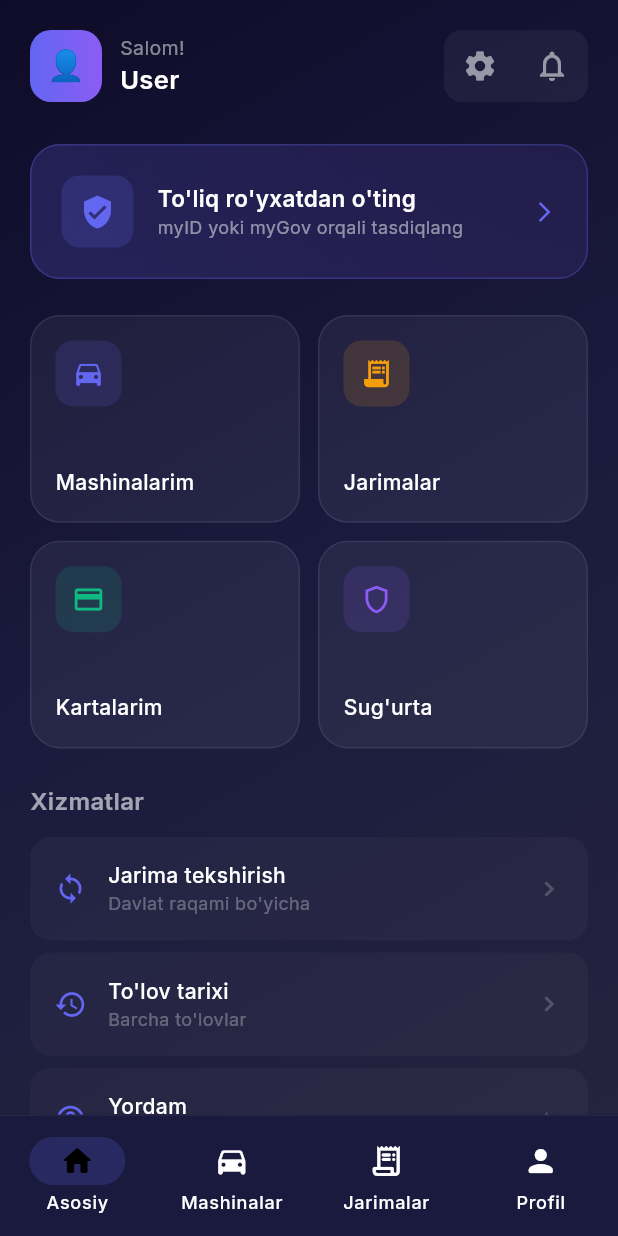
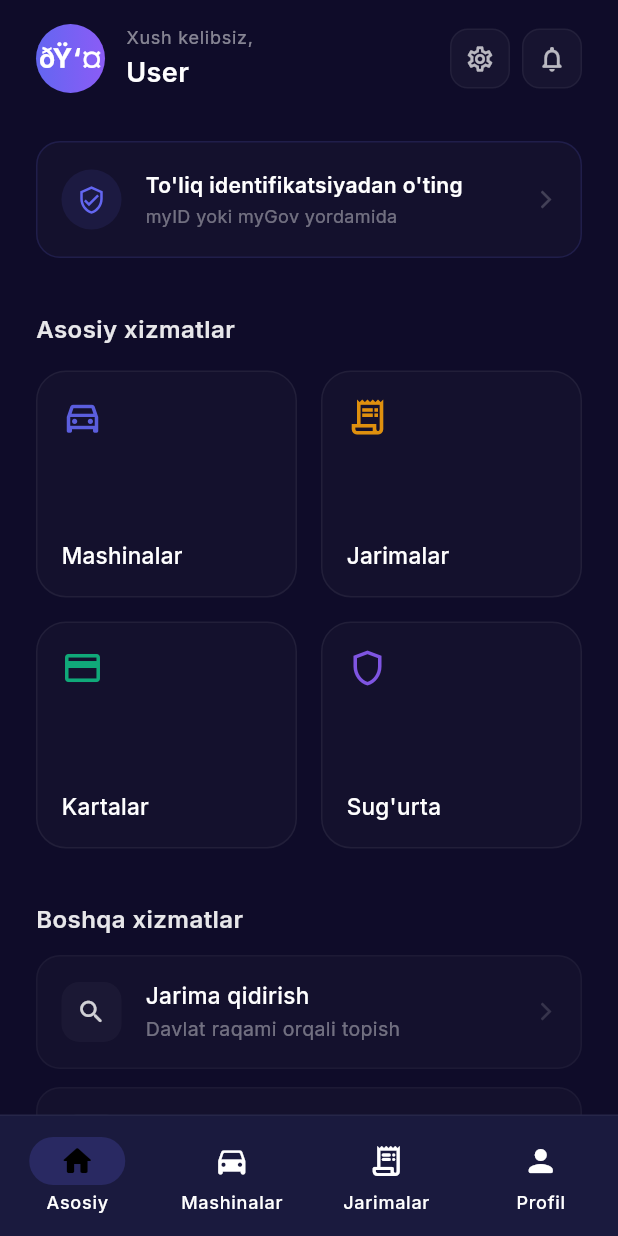
Before and after one commit to Jasurbek414/DriveON, a Flutter app: the HomeScreen screen opened by its route, on a phone screen of 412 x 824 dp. Run offline on Flutter 3.47's test engine with Material 3 defaults, Android fonts, the phone set to English and light mode, and no system bars; our stand-ins replace go_router, google_fonts, shared_preferences; accounts and stored records are empty; network calls fail.

Commit message:
Redesign HomeScreen for modern minimalist aesthetics

```diff
--- a/mobile/lib/screens/home_screen.dart
+++ b/mobile/lib/screens/home_screen.dart
@@ -31,71 +31,84 @@ class _HomeScreenState extends State<HomeScreen> {
     final user = auth.user;
 
     return Scaffold(
-      body: Container(
-        decoration: const BoxDecoration(gradient: AppColors.backgroundGradient),
-        child: SafeArea(
-          child: ListView(padding: const EdgeInsets.all(20), children: [
+      backgroundColor: AppColors.background,
+      body: SafeArea(
+        child: ListView(padding: const EdgeInsets.symmetric(horizontal: 24, vertical: 16), children: [
           // Header
           Row(children: [
-              Container(width: 48, height: 48, decoration: BoxDecoration(gradient: AppColors.primaryGradient, borderRadius: BorderRadius.circular(14)),
-                child: Center(child: Text(user?['fullName']?.substring(0, 1) ?? '👤', style: const TextStyle(color: Colors.white, fontSize: 20, fontWeight: FontWeight.bold)))),
-              const SizedBox(width: 12),
+            Container(width: 46, height: 46, decoration: const BoxDecoration(shape: BoxShape.circle, gradient: AppColors.primaryGradient),
+              child: Center(child: Text(user?['fullName']?.substring(0, 1) ?? 'ðŸ‘¤', style: const TextStyle(color: Colors.white, fontSize: 18, fontWeight: FontWeight.bold)))),
+            const SizedBox(width: 14),
             Expanded(child: Column(crossAxisAlignment: CrossAxisAlignment.start, children: [
-                Text('Salom!', style: TextStyle(color: Colors.white.withOpacity(0.5), fontSize: 13)),
-                Text(user?['fullName'] ?? user?['phoneNumber'] ?? 'User', style: const TextStyle(color: Colors.white, fontSize: 17, fontWeight: FontWeight.w600)),
+              Text('Xush kelibsiz,', style: TextStyle(color: Colors.white.withOpacity(0.5), fontSize: 12, letterSpacing: 0.5)),
+              const SizedBox(height: 2),
+              Text(user?['fullName'] ?? user?['phoneNumber'] ?? 'User', style: const TextStyle(color: Colors.white, fontSize: 18, fontWeight: FontWeight.w600, letterSpacing: 0.3)),
             ])),
-              Container(
-                decoration: BoxDecoration(color: Colors.white.withOpacity(0.05), borderRadius: BorderRadius.circular(12)),
-                child: Row(
+            Row(
               children: [
-                    IconButton(icon: const Icon(Icons.settings, color: Colors.white54), onPressed: () => context.go('/settings')),
-                    IconButton(icon: const Icon(Icons.notifications_none, color: Colors.white54), onPressed: () {}),
+                _iconBtn(Icons.settings_outlined, () => context.go('/settings')),
+                const SizedBox(width: 8),
+                _iconBtn(Icons.notifications_none_rounded, () {}),
               ],
             ),
-              ),
           ]),
-            const SizedBox(height: 28),
+          const SizedBox(height: 32),
 
-            // myID Banner
+          // myID Banner (Sleek)
           Container(
-              padding: const EdgeInsets.all(20),
+            padding: const EdgeInsets.symmetric(horizontal: 16, vertical: 18),
             decoration: BoxDecoration(
-                gradient: LinearGradient(colors: [AppColors.primary.withOpacity(0.2), AppColors.secondary.withOpacity(0.1)]),
-                borderRadius: BorderRadius.circular(20), border: Border.all(color: AppColors.primary.withOpacity(0.3)),
+              color: Colors.white.withOpacity(0.02),
+              borderRadius: BorderRadius.circular(16),
+              border: Border.all(color: AppColors.primary.withOpacity(0.15)),
             ),
             child: Row(children: [
-                Container(width: 48, height: 48, decoration: BoxDecoration(color: AppColors.primary.withOpacity(0.2), borderRadius: BorderRadius.circular(12)),
-                  child: const Icon(Icons.verified_user, color: AppColors.primary)),
+              Container(padding: const EdgeInsets.all(10), decoration: BoxDecoration(color: AppColors.primary.withOpacity(0.1), shape: BoxShape.circle),
+                child: const Icon(Icons.verified_user_outlined, color: AppColors.primary, size: 20)),
               const SizedBox(width: 16),
               Expanded(child: Column(crossAxisAlignment: CrossAxisAlignment.start, children: [
-                  const Text("To'liq ro'yxatdan o'ting", style: TextStyle(color: Colors.white, fontSize: 15, fontWeight: FontWeight.w600)),
-                  Text('myID yoki myGov orqali tasdiqlang', style: TextStyle(color: Colors.white.withOpacity(0.5), fontSize: 12)),
+                const Text("To'liq identifikatsiyadan o'ting", style: TextStyle(color: Colors.white, fontSize: 14, fontWeight: FontWeight.w600)),
+                const SizedBox(height: 2),
+                Text('myID yoki myGov yordamida', style: TextStyle(color: Colors.white.withOpacity(0.4), fontSize: 12)),
               ])),
-                const Icon(Icons.arrow_forward_ios, color: AppColors.primary, size: 16),
+              Icon(Icons.arrow_forward_ios, color: Colors.white.withOpacity(0.2), size: 14),
             ]),
           ),
-            const SizedBox(height: 24),
+          const SizedBox(height: 36),
 
           // Quick Menu
-            GridView.count(crossAxisCount: 2, crossAxisSpacing: 12, mainAxisSpacing: 12, shrinkWrap: true,
-              physics: const NeverScrollableScrollPhysics(), childAspectRatio: 1.3,
+          Text("Asosiy xizmatlar", style: TextStyle(color: Colors.white.withOpacity(0.9), fontSize: 16, fontWeight: FontWeight.w600, letterSpacing: 0.3)),
+          const SizedBox(height: 16),
+          GridView.count(crossAxisCount: 2, crossAxisSpacing: 16, mainAxisSpacing: 16, shrinkWrap: true,
+            physics: const NeverScrollableScrollPhysics(), childAspectRatio: 1.15,
             children: [
-                _menuCard(Icons.directions_car, 'Mashinalarim', AppColors.primary, () => context.go('/vehicles')),
-                _menuCard(Icons.receipt_long, 'Jarimalar', AppColors.warning, () => context.go('/fines'), badge: _finesCount > 0 ? '$_finesCount' : null),
-                _menuCard(Icons.credit_card, 'Kartalarim', AppColors.success, () => context.go('/cards')),
+              _menuCard(Icons.directions_car_outlined, 'Mashinalar', AppColors.primary, () => context.go('/vehicles')),
+              _menuCard(Icons.receipt_long_outlined, 'Jarimalar', AppColors.warning, () => context.go('/fines'), badge: _finesCount > 0 ? '$_finesCount' : null),
+              _menuCard(Icons.credit_card_outlined, 'Kartalar', AppColors.success, () => context.go('/cards')),
               _menuCard(Icons.shield_outlined, "Sug'urta", AppColors.secondary, () {}),
             ],
           ),
-            const SizedBox(height: 24),
+          const SizedBox(height: 36),
 
           // Info section
-            Text("Xizmatlar", style: TextStyle(color: Colors.white.withOpacity(0.6), fontSize: 16, fontWeight: FontWeight.w600)),
+          Text("Boshqa xizmatlar", style: TextStyle(color: Colors.white.withOpacity(0.9), fontSize: 16, fontWeight: FontWeight.w600, letterSpacing: 0.3)),
           const SizedBox(height: 12),
-            _serviceRow(Icons.sync, "Jarima tekshirish", "Davlat raqami bo'yicha", () {}),
-            _serviceRow(Icons.history, "To'lov tarixi", "Barcha to'lovlar", () {}),
-            _serviceRow(Icons.help_outline, "Yordam", "Ko'p so'raladigan savollar", () {}),
+          _serviceRow(Icons.search_rounded, "Jarima qidirish", "Davlat raqami orqali topish", () {}),
+          _serviceRow(Icons.history_rounded, "To'lovlar tarixi", "Barcha amaliyotlar", () {}),
+          _serviceRow(Icons.headset_mic_outlined, "Qo'llab-quvvatlash", "Yordam va savollar", () {}),
         ]),
       ),
+    );
+  }
+
+  Widget _iconBtn(IconData icon, VoidCallback onTap) {
+    return InkWell(
+      onTap: onTap,
+      borderRadius: BorderRadius.circular(12),
+      child: Container(
+        width: 40, height: 40,
+        decoration: BoxDecoration(color: Colors.white.withOpacity(0.03), borderRadius: BorderRadius.circular(12), border: Border.all(color: Colors.white.withOpacity(0.05))),
+        child: Icon(icon, color: Colors.white.withOpacity(0.7), size: 20),
       ),
     );
   }
@@ -103,31 +116,33 @@ class _HomeScreenState extends State<HomeScreen> {
   Widget _menuCard(IconData icon, String label, Color color, VoidCallback onTap, {String? badge}) {
     return GestureDetector(onTap: onTap, child: Container(
       padding: const EdgeInsets.all(16),
-      decoration: BoxDecoration(color: Colors.white.withOpacity(0.05), borderRadius: BorderRadius.circular(20), border: Border.all(color: Colors.white.withOpacity(0.08))),
+      decoration: BoxDecoration(color: Colors.white.withOpacity(0.02), borderRadius: BorderRadius.circular(20), border: Border.all(color: Colors.white.withOpacity(0.06))),
       child: Column(crossAxisAlignment: CrossAxisAlignment.start, mainAxisAlignment: MainAxisAlignment.spaceBetween, children: [
-        Row(mainAxisAlignment: MainAxisAlignment.spaceBetween, children: [
-          Container(width: 44, height: 44, decoration: BoxDecoration(color: color.withOpacity(0.15), borderRadius: BorderRadius.circular(12)),
-            child: Icon(icon, color: color, size: 22)),
-          if (badge != null) Container(padding: const EdgeInsets.symmetric(horizontal: 8, vertical: 3),
-            decoration: BoxDecoration(color: AppColors.error, borderRadius: BorderRadius.circular(10)),
+        Row(mainAxisAlignment: MainAxisAlignment.spaceBetween, crossAxisAlignment: CrossAxisAlignment.start, children: [
+          Icon(icon, color: color.withOpacity(0.9), size: 28),
+          if (badge != null) Container(padding: const EdgeInsets.symmetric(horizontal: 8, vertical: 4),
+            decoration: BoxDecoration(color: AppColors.error, borderRadius: BorderRadius.circular(12)),
             child: Text(badge, style: const TextStyle(color: Colors.white, fontSize: 11, fontWeight: FontWeight.bold))),
         ]),
-        Text(label, style: const TextStyle(color: Colors.white, fontSize: 14, fontWeight: FontWeight.w500)),
+        Text(label, style: const TextStyle(color: Colors.white, fontSize: 15, fontWeight: FontWeight.w500, letterSpacing: 0.2)),
       ]),
     ));
   }
 
   Widget _serviceRow(IconData icon, String title, String sub, VoidCallback onTap) {
-    return GestureDetector(onTap: onTap, child: Container(
-      margin: const EdgeInsets.only(bottom: 8), padding: const EdgeInsets.all(16),
-      decoration: BoxDecoration(color: Colors.white.withOpacity(0.03), borderRadius: BorderRadius.circular(14)),
+    return InkWell(onTap: onTap, borderRadius: BorderRadius.circular(16), child: Container(
+      margin: const EdgeInsets.only(bottom: 12), padding: const EdgeInsets.all(16),
+      decoration: BoxDecoration(color: Colors.white.withOpacity(0.02), borderRadius: BorderRadius.circular(16), border: Border.all(color: Colors.white.withOpacity(0.04))),
       child: Row(children: [
-        Icon(icon, color: AppColors.primary, size: 22), const SizedBox(width: 14),
+        Container(padding: const EdgeInsets.all(10), decoration: BoxDecoration(color: Colors.white.withOpacity(0.03), borderRadius: BorderRadius.circular(12)),
+          child: Icon(icon, color: Colors.white.withOpacity(0.8), size: 20)),
+        const SizedBox(width: 16),
         Expanded(child: Column(crossAxisAlignment: CrossAxisAlignment.start, children: [
-          Text(title, style: const TextStyle(color: Colors.white, fontSize: 14, fontWeight: FontWeight.w500)),
-          Text(sub, style: TextStyle(color: Colors.white.withOpacity(0.3), fontSize: 12)),
+          Text(title, style: const TextStyle(color: Colors.white, fontSize: 15, fontWeight: FontWeight.w500)),
+          const SizedBox(height: 2),
+          Text(sub, style: TextStyle(color: Colors.white.withOpacity(0.4), fontSize: 13)),
         ])),
-        Icon(Icons.chevron_right, color: Colors.white.withOpacity(0.2), size: 20),
+        Icon(Icons.arrow_forward_ios, color: Colors.white.withOpacity(0.15), size: 14),
       ]),
     ));
   }
```
Lines whose indentation alone changed are shown as unchanged.
